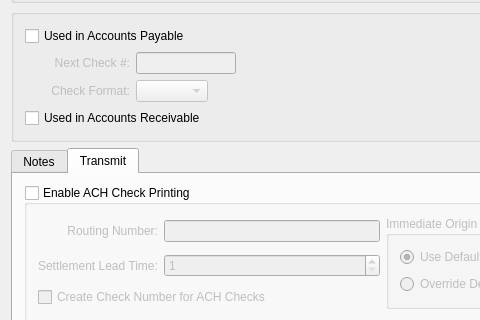
Above: xtuple/trunk/guiclient/bankAccount.ui from WooodHead/xtuple before the change; both pictures show x 0 to 480 and y 145 to 465 of the 682 by 562 pixel window. Below: the same form after it.
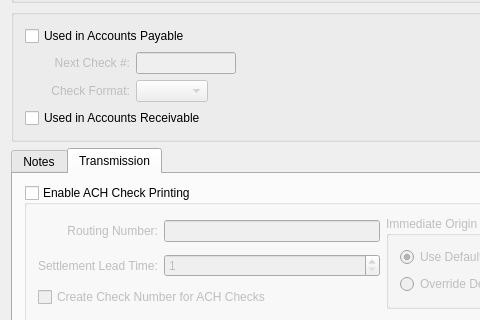
That is the form after the change. The open tabs and pages were chosen to show the change. Custom widgets are drawn as their Qt base class.

```diff
--- a/xtuple/trunk/guiclient/bankAccount.ui
+++ b/xtuple/trunk/guiclient/bankAccount.ui
@@ -399,7 +399,7 @@
      </widget>
      <widget class="QWidget" name="_transmitTab" >
       <attribute name="title" >
-       <string>Transmit</string>
+       <string>Transmission</string>
       </attribute>
       <layout class="QGridLayout" >
        <item row="0" column="0" >
```
Left out of the diff: 2 changed lines with no effect on the pictures.
